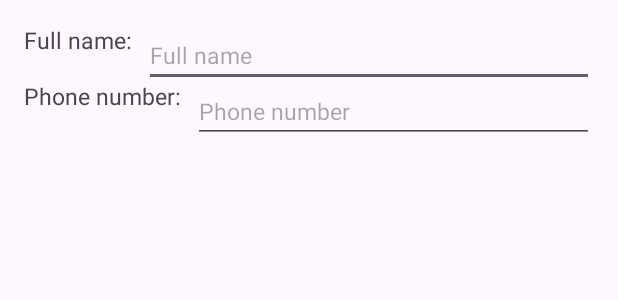
After one commit to sunil-poudel/Contact-manager, an Android app: the layout edit_contact_popup.xml on its own in the app's theme, with its tools: preview values and no code run, on a phone screen of 412 x 824 dp. The commit adds this screen. Shown: the top 300 px of the screen. Run offline under Robolectric (Android 15) with nearby library versions, the light colour scheme and no system bars.

Commit message:
edit contact dialog works, but contact not updated

```diff
--- /dev/null
+++ b/app/src/main/res/layout/edit_contact_popup.xml
@@ -0,0 +1,62 @@
+<?xml version="1.0" encoding="utf-8"?>
+<androidx.constraintlayout.widget.ConstraintLayout
+    xmlns:android="http://schemas.android.com/apk/res/android"
+    xmlns:app="http://schemas.android.com/apk/res-auto"
+    xmlns:tools="http://schemas.android.com/tools"
+    android:layout_width="match_parent"
+    android:layout_height="match_parent">
+
+    <!-- Full name label -->
+
+    <!-- Full name input -->
+    <TextView
+        android:id="@+id/textView5"
+        android:layout_width="wrap_content"
+        android:layout_height="wrap_content"
+        android:layout_marginStart="16dp"
+        android:layout_marginTop="16dp"
+        android:text="Full name:"
+        android:textSize="15sp"
+        app:layout_constraintStart_toStartOf="parent"
+        app:layout_constraintTop_toTopOf="parent" />
+
+    <EditText
+        android:id="@+id/editText_edit_name"
+        android:layout_width="0dp"
+        android:layout_height="wrap_content"
+        android:hint="Full name"
+        android:inputType="text"
+        android:textSize="15sp"
+        app:layout_constraintStart_toEndOf="@id/textView5"
+        app:layout_constraintEnd_toEndOf="parent"
+        app:layout_constraintTop_toTopOf="@id/textView5"
+        android:layout_marginStart="8dp"
+        android:layout_marginEnd="16dp" />
+
+    <!-- Phone number label -->
+    <TextView
+        android:id="@+id/textView6"
+        android:layout_width="wrap_content"
+        android:layout_height="wrap_content"
+        android:text="Phone number:"
+        android:textSize="15sp"
+        app:layout_constraintStart_toStartOf="parent"
+        app:layout_constraintTop_toBottomOf="@id/textView5"
+        android:layout_marginTop="16dp"
+        android:layout_marginStart="16dp" />
+
+    <!-- Phone number input -->
+    <EditText
+        android:id="@+id/editText_edit_phone"
+        android:layout_width="0dp"
+        android:layout_height="wrap_content"
+        android:hint="Phone number"
+        android:inputType="phone"
+        android:textSize="15sp"
+        app:layout_constraintStart_toEndOf="@id/textView6"
+        app:layout_constraintEnd_toEndOf="parent"
+        app:layout_constraintTop_toTopOf="@id/textView6"
+        android:layout_marginStart="8dp"
+        android:layout_marginEnd="16dp" />
+
+</androidx.constraintlayout.widget.ConstraintLayout>
```
Also changed, not shown: app/src/main/java/UI/ContactsAdapter.java (+56 -0 lines), app/src/main/java/com/example/contactmanager/AddContactActivity.java (+3 -4 lines), app/src/main/java/com/example/contactmanager/MainActivity.java (+17 -4 lines), 2 other files.
